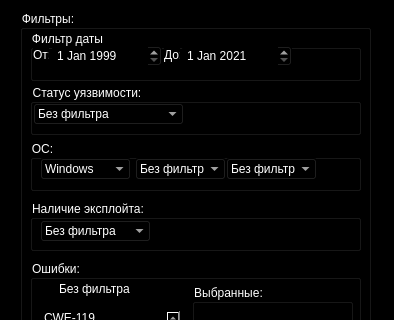
Before: the Qt Designer form filter.ui in 1DeMeNToR1/AdobeReaderdangerous, drawn with Qt 5; both pictures show x 0 to 394 and y 0 to 320 of the 394 by 622 pixel window.
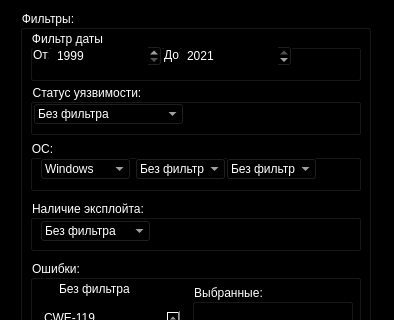
After: the same form once the commit is applied.

```diff
--- a/filter.ui
+++ b/filter.ui
@@ -88,6 +88,9 @@
         <day>1</day>
        </date>
       </property>
+      <property name="displayFormat">
+       <string>yyyy</string>
+      </property>
      </widget>
      <widget class="QLabel" name="label">
       <property name="geometry">
@@ -151,6 +154,9 @@
         <day>1</day>
        </date>
       </property>
+      <property name="displayFormat">
+       <string>yyyy</string>
+      </property>
      </widget>
     </widget>
     <widget class="QGroupBox" name="groupBox_3">
```
